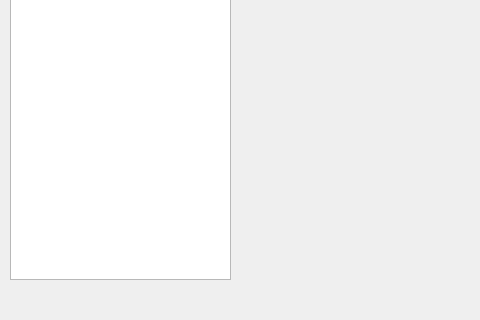
guillaumejounel/PluriNotes, file PluriNotes/relationswindows.ui: the form before one commit; both pictures show x 0 to 480 and y 280 to 600 of the 800 by 600 pixel window.
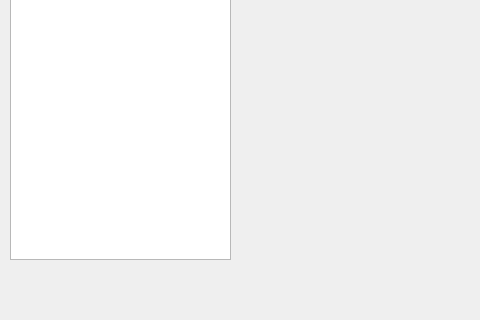
The form after the commit.

Patch:
```diff
--- a/PluriNotes/relationswindows.ui
+++ b/PluriNotes/relationswindows.ui
@@ -20,7 +20,7 @@
       <x>10</x>
       <y>10</y>
       <width>221</width>
-      <height>531</height>
+      <height>511</height>
      </rect>
     </property>
    </widget>
```
